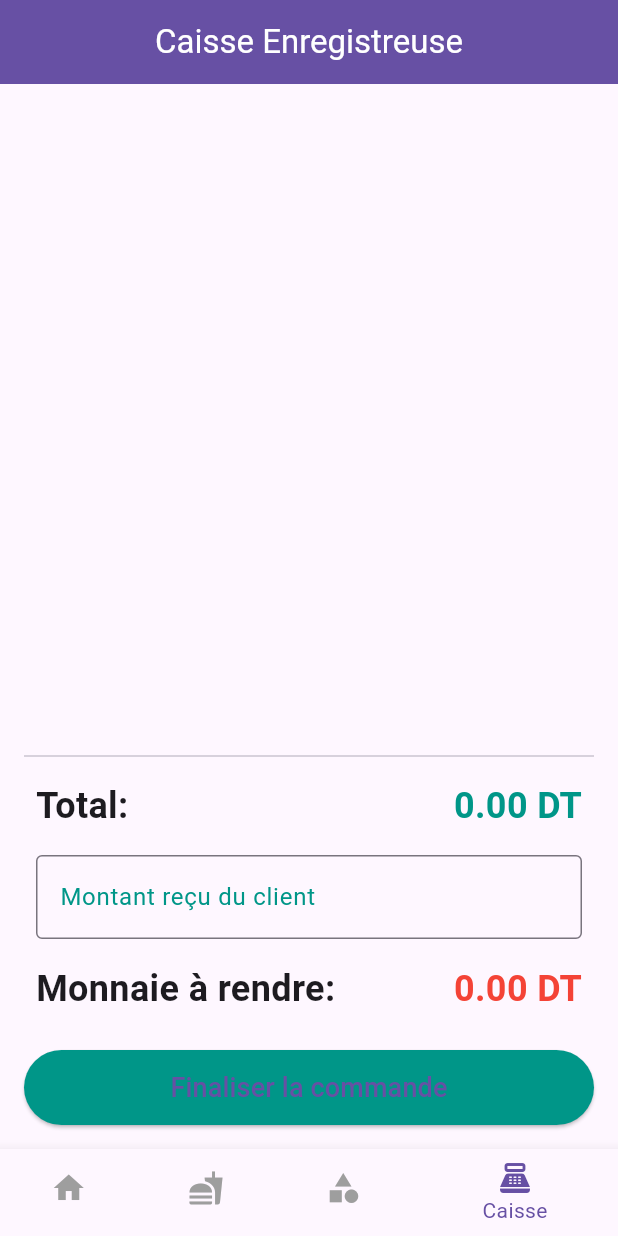
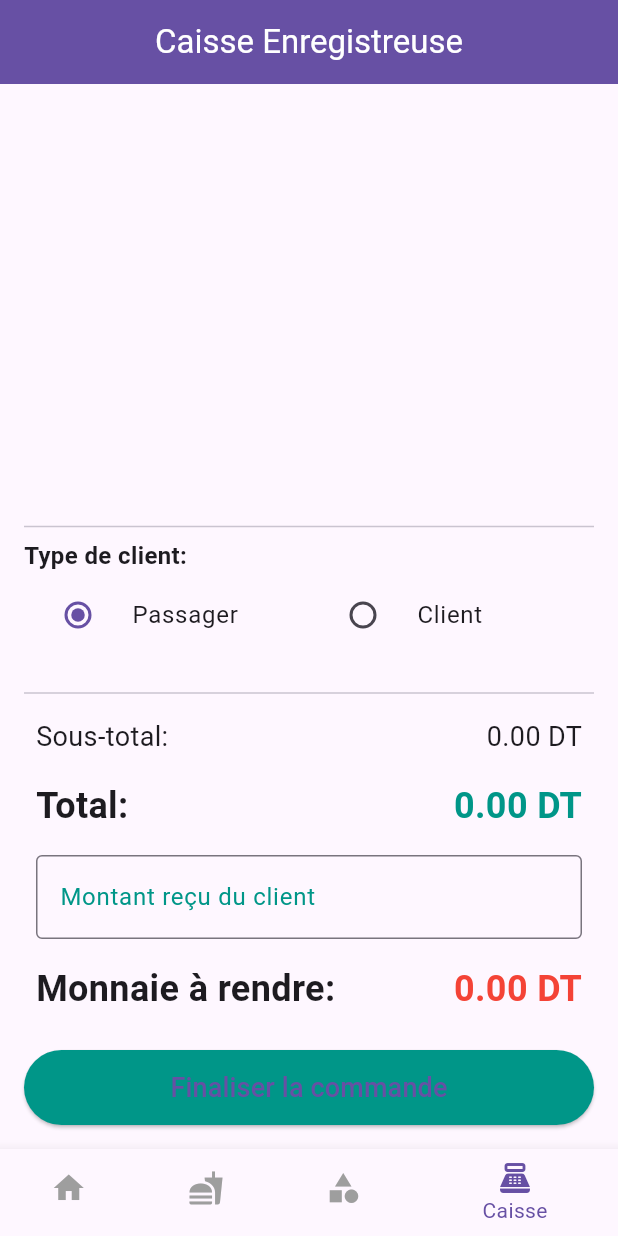
Before and after one commit to cheima-gue/animal_shop, a Flutter app: the screen it shows after launch, item 4 of the bottom bar chosen, on a phone screen of 412 x 824 dp. Run offline on Flutter 3.47's test engine with Material 3 defaults, Android fonts, the phone set to English and light mode, and no system bars; our stand-ins replace image_picker, sqflite_common_ffi; accounts and stored records are empty.

Commit message:
client et passager

```diff
--- a/lib/viewmodels/produit_viewmodel.dart
+++ b/lib/viewmodels/produit_viewmodel.dart
@@ -1,5 +1,3 @@
-// lib/viewmodels/produit_viewmodel.dart
-
 import 'package:flutter/material.dart';
 import '../models/produit.dart';
 import '../services/database_helper.dart';
@@ -10,9 +8,15 @@ class ProduitViewModel extends ChangeNotifier {
   List<Produit> _produits = [];
   List<Produit> get produits => _produits;
 
-  // Utiliser le code-barres (String) comme clé au lieu de l'ID (int?)
   Map<String, Produit> _cartItems = {};
   Map<String, Produit> get cartItems => _cartItems;
+
+  // Nouveaux champs pour la fonctionnalité client/passager
+  bool _isLoyalCustomer = false;
+  String? _clientId;
+
+  bool get isLoyalCustomer => _isLoyalCustomer;
+  String? get clientId => _clientId;
 
   ProduitViewModel() {
     fetchProduits();
@@ -38,9 +42,10 @@ class ProduitViewModel extends ChangeNotifier {
     await fetchProduits();
   }
 
-  // --- Méthodes corrigées pour la gestion du panier ---
+  // --- Méthodes pour le panier ---
 
   void addToCart(Produit produit) {
+    // ignore: unnecessary_null_comparison
     if (produit.codeBarre == null) return;
 
     if (_cartItems.containsKey(produit.codeBarre)) {
@@ -74,9 +79,22 @@ class ProduitViewModel extends ChangeNotifier {
     notifyListeners();
   }
 
-  double get totalPrice {
+  double get subtotal {
     return _cartItems.values
         .fold(0, (total, current) => total + (current.prix * current.quantite));
+  }
+
+  // Nouvelle méthode pour le montant de la réduction
+  double get discountAmount {
+    if (_isLoyalCustomer) {
+      return subtotal * 0.05;
+    }
+    return 0.0;
+  }
+
+  // Le prix total inclut maintenant la réduction
+  double get totalPrice {
+    return subtotal - discountAmount;
   }
 
   Future<void> addProductByBarcode(String codeBarre) async {
@@ -86,7 +104,6 @@ class ProduitViewModel extends ChangeNotifier {
     }
   }
 
-  // Méthodes de mise à jour et de suppression de produit corrigées
   void updateProductQuantity(String codeBarre, int nouvelleQuantite) {
     if (cartItems.containsKey(codeBarre)) {
       final existingProduct = cartItems[codeBarre]!;
@@ -102,4 +119,16 @@ class ProduitViewModel extends ChangeNotifier {
       notifyListeners();
     }
   }
+
+  // Nouvelle méthode pour définir le type de client
+  void setIsLoyalCustomer(bool isLoyal) {
+    _isLoyalCustomer = isLoyal;
+    notifyListeners();
+  }
+
+  // Nouvelle méthode pour définir l'ID du client (si nécessaire)
+  void setClientId(String? id) {
+    _clientId = id;
+    notifyListeners();
+  }
 }
--- a/lib/views/caisse_page.dart
+++ b/lib/views/caisse_page.dart
@@ -18,9 +18,11 @@ class _CaissePageState extends State<CaissePage> {
   final FocusNode _focusNode = FocusNode();
   final TextEditingController _barcodeController = TextEditingController();
   final TextEditingController _montantRecuController = TextEditingController();
+  final TextEditingController _clientIdController = TextEditingController();
 
   double _montantRecu = 0.0;
   double _monnaieARendre = 0.0;
+  bool _isLoyalCustomer = false; // État local pour les boutons radio
 
   @override
   void initState() {
@@ -38,6 +40,7 @@ class _CaissePageState extends State<CaissePage> {
     _barcodeController.dispose();
     _montantRecuController.removeListener(_calculerMonnaie);
     _montantRecuController.dispose();
+    _clientIdController.dispose();
     super.dispose();
   }
 
@@ -121,7 +124,6 @@ class _CaissePageState extends State<CaissePage> {
                       .updateProductQuantity(
                           produit.codeBarre!, nouvelleQuantite);
                 } else {
-                  // Si la quantité est 0, on supprime le produit
                   Provider.of<ProduitViewModel>(context, listen: false)
                       .removeProductFromCart(produit.codeBarre!);
                 }
@@ -180,7 +182,6 @@ class _CaissePageState extends State<CaissePage> {
                             trailing: IconButton(
                               icon: const Icon(Icons.delete, color: Colors.red),
                               onPressed: () {
-                                // Appel de la méthode de suppression du ViewModel
                                 if (produit.codeBarre != null) {
                                   produitViewModel.removeProductFromCart(
                                       produit.codeBarre!);
@@ -193,10 +194,96 @@ class _CaissePageState extends State<CaissePage> {
                     ),
                   ),
                   const Divider(),
+                  // Section pour la sélection du client
+                  Padding(
+                    padding: const EdgeInsets.only(bottom: 16.0),
+                    child: Column(
+                      crossAxisAlignment: CrossAxisAlignment.start,
+                      children: [
+                        const Text('Type de client:',
+                            style: TextStyle(
+                                fontSize: 16, fontWeight: FontWeight.bold)),
+                        Row(
+                          children: [
+                            Expanded(
+                              child: RadioListTile<bool>(
+                                title: const Text('Passager'),
+                                value: false,
+                                groupValue: _isLoyalCustomer,
+                                onChanged: (bool? value) {
+                                  if (value != null) {
+                                    setState(() {
+                                      _isLoyalCustomer = value;
+                                    });
+                                    produitViewModel.setIsLoyalCustomer(value);
+                                  }
+                                },
+                              ),
+                            ),
+                            Expanded(
+                              child: RadioListTile<bool>(
+                                title: const Text('Client'),
+                                value: true,
+                                groupValue: _isLoyalCustomer,
+                                onChanged: (bool? value) {
+                                  if (value != null) {
+                                    setState(() {
+                                      _isLoyalCustomer = value;
+                                    });
+                                    produitViewModel.setIsLoyalCustomer(value);
+                                  }
+                                },
+                              ),
+                            ),
+                          ],
+                        ),
+                        if (_isLoyalCustomer)
+                          Padding(
+                            padding: const EdgeInsets.symmetric(vertical: 8.0),
+                            child: TextField(
+                              controller: _clientIdController,
+                              keyboardType: TextInputType.text,
+                              decoration: const InputDecoration(
+                                labelText: 'Numéro de carte de fidélité',
+                                border: OutlineInputBorder(),
+                              ),
+                              onChanged: (value) {
+                                produitViewModel.setClientId(value);
+                              },
+                            ),
+                          ),
+                      ],
+                    ),
+                  ),
+                  const Divider(),
                   Padding(
                     padding: const EdgeInsets.all(8.0),
                     child: Column(
                       children: [
+                        Row(
+                          mainAxisAlignment: MainAxisAlignment.spaceBetween,
+                          children: [
+                            const Text('Sous-total:',
+                                style: TextStyle(fontSize: 18)),
+                            Text(
+                                '${produitViewModel.subtotal.toStringAsFixed(2)} DT',
+                                style: const TextStyle(fontSize: 18)),
+                          ],
+                        ),
+                        if (produitViewModel.discountAmount > 0)
+                          Row(
+                            mainAxisAlignment: MainAxisAlignment.spaceBetween,
+                            children: [
+                              const Text('Réduction (5%):',
+                                  style: TextStyle(
+                                      fontSize: 18, color: Colors.red)),
+                              Text(
+                                  '-${produitViewModel.discountAmount.toStringAsFixed(2)} DT',
+                                  style: const TextStyle(
+                                      fontSize: 18, color: Colors.red)),
+                            ],
+                          ),
+                        const SizedBox(height: 16.0),
                         Row(
                           mainAxisAlignment: MainAxisAlignment.spaceBetween,
                           children: [
@@ -242,11 +329,15 @@ class _CaissePageState extends State<CaissePage> {
                   ElevatedButton(
                     onPressed: () {
                       produitViewModel.cartItems.clear();
+                      produitViewModel
+                          .setIsLoyalCustomer(false); // Réinitialiser le client
+                      _clientIdController.clear();
                       produitViewModel.notifyListeners();
                       _montantRecuController.clear();
                       setState(() {
                         _montantRecu = 0.0;
                         _monnaieARendre = 0.0;
+                        _isLoyalCustomer = false;
                       });
                       ScaffoldMessenger.of(context).showSnackBar(
                         const SnackBar(
--- a/lib/views/home_page.dart
+++ b/lib/views/home_page.dart
@@ -26,9 +26,9 @@ class _HomePageState extends State<HomePage> {
   // L'erreur vient du fait que _HomePageContent est une classe de widget, pas une méthode de _HomePageState
   final List<Widget> _pages = [
     _HomePageContent(), // Appelez la classe du widget ici
-    ProduitHomePage(),
-    CategoryManagementPage(),
-    CaissePage(),
+    const ProduitHomePage(),
+    const CategoryManagementPage(),
+    const CaissePage(),
   ];
 
   void _onItemTapped(int index) {
@@ -107,16 +107,16 @@ class _HomePageContent extends StatelessWidget {
       child: Row(
         mainAxisAlignment: MainAxisAlignment.spaceBetween,
         children: [
-          Row(
+          const Row(
             children: [
-              const Icon(Icons.phone, color: Colors.grey, size: 16),
-              const SizedBox(width: 8),
-              const Text('+216 51 511 511',
+              Icon(Icons.phone, color: Colors.grey, size: 16),
+              SizedBox(width: 8),
+              Text('+216 51 511 511',
                   style: TextStyle(fontSize: 12, color: Colors.grey)),
-              const SizedBox(width: 24),
-              const Icon(Icons.email, color: Colors.grey, size: 16),
-              const SizedBox(width: 8),
-              const Text('contact@mypets.tn',
+              SizedBox(width: 24),
+              Icon(Icons.email, color: Colors.grey, size: 16),
+              SizedBox(width: 8),
+              Text('contact@mypets.tn',
                   style: TextStyle(fontSize: 12, color: Colors.grey)),
             ],
           ),
```
